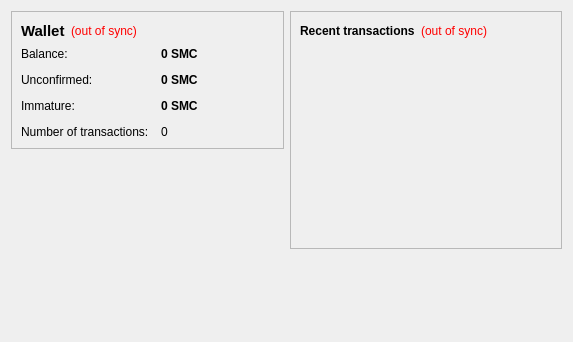
Qt form src/qt/forms/overviewpage.ui (TippingCoin/FastMineCoin) before a commit.
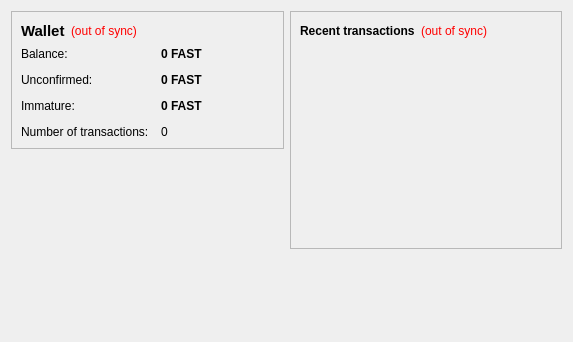
The same form after that commit.

Patch:
```diff
--- a/src/qt/forms/overviewpage.ui
+++ b/src/qt/forms/overviewpage.ui
@@ -105,7 +105,7 @@
              <string>Your current balance</string>
             </property>
             <property name="text">
-             <string notr="true">0 SMC</string>
+             <string notr="true">0 FAST</string>
             </property>
             <property name="textInteractionFlags">
              <set>Qt::LinksAccessibleByMouse|Qt::TextSelectableByKeyboard|Qt::TextSelectableByMouse</set>
@@ -134,7 +134,7 @@
              <string>Total of transactions that have yet to be confirmed, and do not yet count toward the current balance</string>
             </property>
             <property name="text">
-             <string notr="true">0 SMC</string>
+             <string notr="true">0 FAST</string>
             </property>
             <property name="textInteractionFlags">
              <set>Qt::LinksAccessibleByMouse|Qt::TextSelectableByKeyboard|Qt::TextSelectableByMouse</set>
@@ -177,7 +177,7 @@
              <string>Mined balance that has not yet matured</string>
             </property>
             <property name="text">
-             <string notr="true">0 SMC</string>
+             <string notr="true">0 FAST</string>
             </property>
             <property name="textInteractionFlags">
              <set>Qt::LinksAccessibleByMouse|Qt::TextSelectableByKeyboard|Qt::TextSelectableByMouse</set>
```
Left out of the diff: 4 changed lines with no effect on the pictures.
